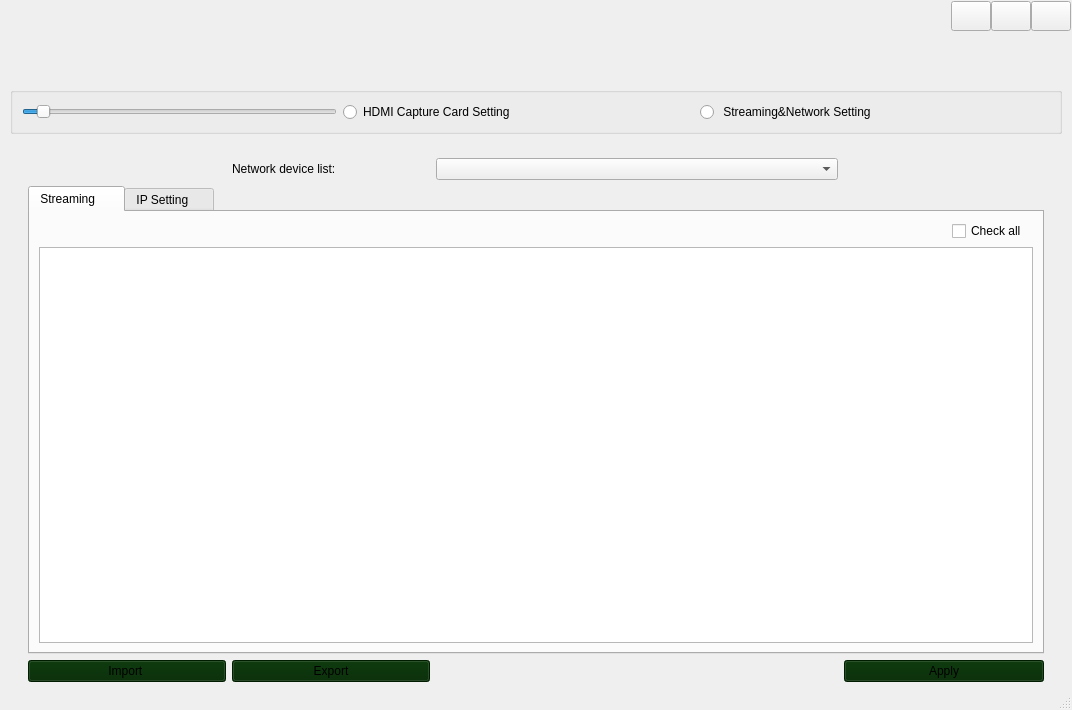
QingChaoGao/TBSNetConfigurationTool, file hdmioptiongui.ui: the form before one commit.
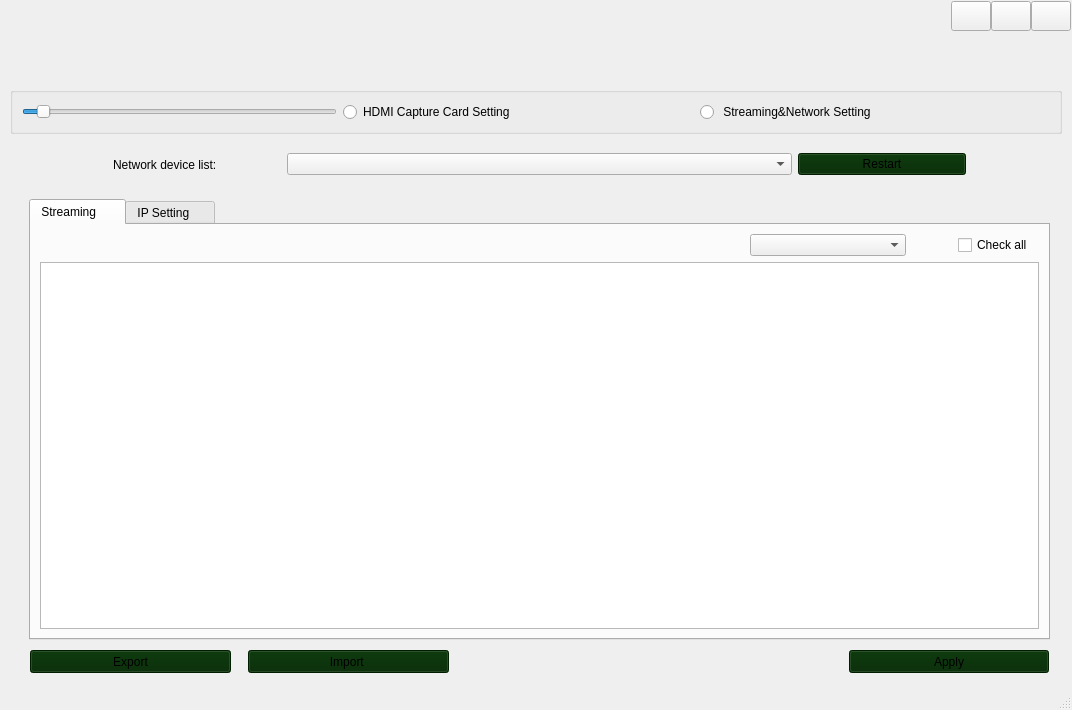
The form after the commit. The open tabs and pages were chosen to show the change.

Commit message: restart nullpacked packetsize

Patch:
```diff
--- a/hdmioptiongui.ui
+++ b/hdmioptiongui.ui
@@ -1152,22 +1152,15 @@
                <verstretch>0</verstretch>
               </sizepolicy>
              </property>
-             <layout class="QGridLayout" name="gridLayout_7" columnstretch="1,1,1,1,1">
-              <item row="0" column="4">
-               <spacer name="horizontalSpacer_5">
-                <property name="orientation">
-                 <enum>Qt::Horizontal</enum>
-                </property>
-                <property name="sizeHint" stdset="0">
-                 <size>
-                  <width>75</width>
-                  <height>20</height>
-                 </size>
-                </property>
-               </spacer>
-              </item>
-              <item row="1" column="0" colspan="5">
                <widget class="QTabWidget" name="tabNetwork">
+              <property name="geometry">
+               <rect>
+                <x>10</x>
+                <y>50</y>
+                <width>1021</width>
+                <height>441</height>
+               </rect>
+              </property>
                 <property name="currentIndex">
                  <number>1</number>
                 </property>
@@ -1175,14 +1168,7 @@
                  <attribute name="title">
                   <string>Streaming     </string>
                  </attribute>
-                 <layout class="QGridLayout" name="gridLayout_11">
-                  <item row="0" column="1">
-                   <widget class="QCheckBox" name="che_Check_all">
-                    <property name="text">
-                     <string>Check all</string>
-                    </property>
-                   </widget>
-                  </item>
+               <layout class="QGridLayout" name="gridLayout_11" columnstretch="9,2,0,0,0">
                   <item row="0" column="0">
                    <spacer name="horizontalSpacer_4">
                     <property name="orientation">
@@ -1196,13 +1182,40 @@
                     </property>
                    </spacer>
                   </item>
-                  <item row="1" column="0" colspan="3">
+                <item row="0" column="1">
+                 <widget class="QComboBox" name="com_PacketSize">
+                  <property name="currentIndex">
+                   <number>-1</number>
+                  </property>
+                 </widget>
+                </item>
+                <item row="1" column="0" colspan="5">
                    <widget class="QTableWidget" name="tabW_Streaming">
                     <property name="layoutDirection">
                      <enum>Qt::LeftToRight</enum>
                     </property>
                    </widget>
                   </item>
+                <item row="0" column="3">
+                 <widget class="QCheckBox" name="che_Check_all">
+                  <property name="text">
+                   <string>Check all</string>
+                  </property>
+                 </widget>
+                </item>
+                <item row="0" column="2">
+                 <spacer name="horizontalSpacer_10">
+                  <property name="orientation">
+                   <enum>Qt::Horizontal</enum>
+                  </property>
+                  <property name="sizeHint" stdset="0">
+                   <size>
+                    <width>40</width>
+                    <height>20</height>
+                   </size>
+                  </property>
+                 </spacer>
+                </item>
                  </layout>
                 </widget>
                 <widget class="QWidget" name="TabIpSetting">
@@ -1359,62 +1372,17 @@
                  </layout>
                 </widget>
                </widget>
-              </item>
-              <item row="2" column="0">
-               <widget class="QPushButton" name="btn_Upload">
-                <property name="sizePolicy">
-                 <sizepolicy hsizetype="Expanding" vsizetype="Fixed">
-                  <horstretch>0</horstretch>
-                  <verstretch>0</verstretch>
-                 </sizepolicy>
-                </property>
-                <property name="styleSheet">
-                 <string notr="true">background-color: rgb(0, 40, 0)</string>
-                </property>
-                <property name="text">
-                 <string>Import </string>
-                </property>
-               </widget>
-              </item>
-              <item row="2" column="1">
-               <widget class="QPushButton" name="btn_Download">
-                <property name="sizePolicy">
-                 <sizepolicy hsizetype="Expanding" vsizetype="Fixed">
-                  <horstretch>0</horstretch>
-                  <verstretch>0</verstretch>
-                 </sizepolicy>
-                </property>
-                <property name="styleSheet">
-                 <string notr="true">background-color: rgb(0, 40, 0)</string>
-                </property>
-                <property name="text">
-                 <string>Export</string>
-                </property>
-               </widget>
-              </item>
-              <item row="2" column="4">
-               <widget class="QPushButton" name="btn_Set">
-                <property name="sizePolicy">
-                 <sizepolicy hsizetype="Expanding" vsizetype="Fixed">
-                  <horstretch>200</horstretch>
-                  <verstretch>0</verstretch>
-                 </sizepolicy>
-                </property>
-                <property name="minimumSize">
-                 <size>
-                  <width>200</width>
-                  <height>0</height>
-                 </size>
-                </property>
-                <property name="styleSheet">
-                 <string notr="true">background-color: rgb(0, 40, 0);</string>
-                </property>
-                <property name="text">
-                 <string>Apply</string>
-                </property>
-               </widget>
-              </item>
-              <item row="0" column="0">
+             <widget class="QWidget" name="horizontalLayoutWidget">
+              <property name="geometry">
+               <rect>
+                <x>10</x>
+                <y>0</y>
+                <width>1021</width>
+                <height>31</height>
+               </rect>
+              </property>
+              <layout class="QHBoxLayout" name="horizontalLayout_4" stretch="1,2,6,2,1">
+               <item>
                <spacer name="horizontalSpacer_7">
                 <property name="orientation">
                  <enum>Qt::Horizontal</enum>
@@ -1427,7 +1395,7 @@
                 </property>
                </spacer>
               </item>
-              <item row="0" column="1">
+               <item>
                <widget class="QLabel" name="label_14">
                 <property name="sizePolicy">
                  <sizepolicy hsizetype="Minimum" vsizetype="Preferred">
@@ -1440,14 +1408,113 @@
                 </property>
                </widget>
               </item>
-              <item row="0" column="2" colspan="2">
+               <item>
                <widget class="QComboBox" name="com_Netlist">
                 <property name="currentIndex">
                  <number>-1</number>
                 </property>
                </widget>
               </item>
-             </layout>
+               <item>
+                <widget class="QPushButton" name="btn_Restart">
+                 <property name="enabled">
+                  <bool>true</bool>
+                 </property>
+                 <property name="styleSheet">
+                  <string notr="true">background-color: rgb(0, 40, 0);</string>
+                 </property>
+                 <property name="text">
+                  <string>Restart</string>
+                 </property>
+                </widget>
+               </item>
+               <item>
+                <spacer name="horizontalSpacer_5">
+                 <property name="orientation">
+                  <enum>Qt::Horizontal</enum>
+                 </property>
+                 <property name="sizeHint" stdset="0">
+                  <size>
+                   <width>75</width>
+                   <height>20</height>
+                  </size>
+                 </property>
+                </spacer>
+               </item>
+              </layout>
+             </widget>
+             <widget class="QPushButton" name="btn_Download">
+              <property name="geometry">
+               <rect>
+                <x>11</x>
+                <y>501</y>
+                <width>201</width>
+                <height>23</height>
+               </rect>
+              </property>
+              <property name="sizePolicy">
+               <sizepolicy hsizetype="Fixed" vsizetype="Fixed">
+                <horstretch>0</horstretch>
+                <verstretch>0</verstretch>
+               </sizepolicy>
+              </property>
+              <property name="styleSheet">
+               <string notr="true">background-color: rgb(0, 40, 0)</string>
+              </property>
+              <property name="text">
+               <string>Export</string>
+              </property>
+             </widget>
+             <widget class="QPushButton" name="btn_Upload">
+              <property name="geometry">
+               <rect>
+                <x>229</x>
+                <y>501</y>
+                <width>201</width>
+                <height>23</height>
+               </rect>
+              </property>
+              <property name="sizePolicy">
+               <sizepolicy hsizetype="Fixed" vsizetype="Fixed">
+                <horstretch>0</horstretch>
+                <verstretch>0</verstretch>
+               </sizepolicy>
+              </property>
+              <property name="styleSheet">
+               <string notr="true">background-color: rgb(0, 40, 0)</string>
+              </property>
+              <property name="text">
+               <string>Import </string>
+              </property>
+             </widget>
+             <widget class="QPushButton" name="btn_Set">
+              <property name="geometry">
+               <rect>
+                <x>830</x>
+                <y>501</y>
+                <width>200</width>
+                <height>23</height>
+               </rect>
+              </property>
+              <property name="sizePolicy">
+               <sizepolicy hsizetype="Fixed" vsizetype="Fixed">
+                <horstretch>200</horstretch>
+                <verstretch>0</verstretch>
+               </sizepolicy>
+              </property>
+              <property name="minimumSize">
+               <size>
+                <width>200</width>
+                <height>0</height>
+               </size>
+              </property>
+              <property name="styleSheet">
+               <string notr="true">background-color: rgb(0, 40, 0);</string>
+              </property>
+              <property name="text">
+               <string>Apply</string>
+              </property>
+             </widget>
             </widget>
            </widget>
           </item>
```
Left out of the diff: 59 changed lines with no effect on the pictures. Lines whose indentation alone changed are shown as unchanged. The commit also changes 13 other files.
